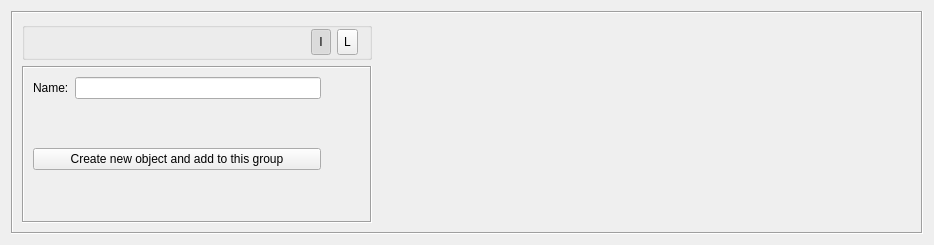
This is src/libgui/groupobjectdialog_q.ui in fwbuilder/fwbuilder as Qt 5 draws it before an edit. The edited form follows.
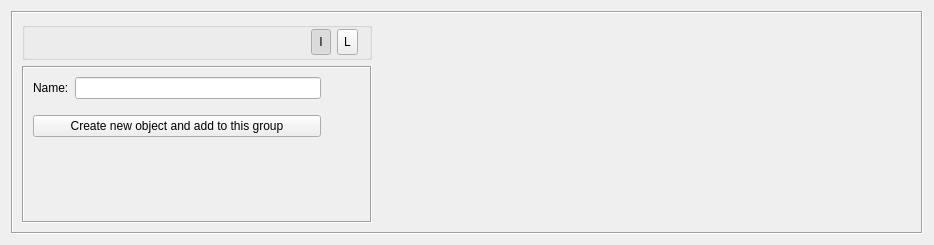
This is the edited form. Icons and pictures are not drawn. Custom widgets are drawn as their Qt base class.

Diff of the .ui file:
```diff
--- a/src/libgui/groupobjectdialog_q.ui
+++ b/src/libgui/groupobjectdialog_q.ui
@@ -198,12 +198,12 @@
               <enum>Qt::Vertical</enum>
              </property>
              <property name="sizeType">
-              <enum>QSizePolicy::MinimumExpanding</enum>
+              <enum>QSizePolicy::Fixed</enum>
              </property>
              <property name="sizeHint" stdset="0">
               <size>
                <width>20</width>
-               <height>2</height>
+               <height>10</height>
               </size>
              </property>
             </spacer>
```
